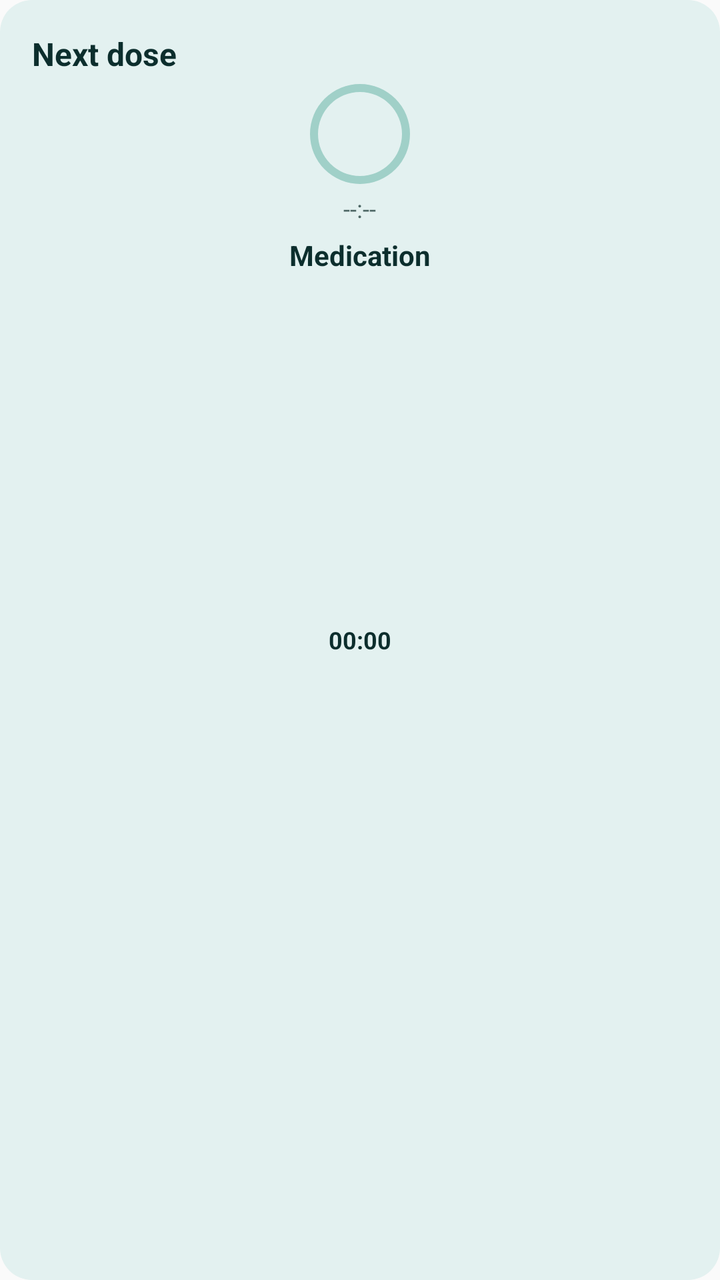
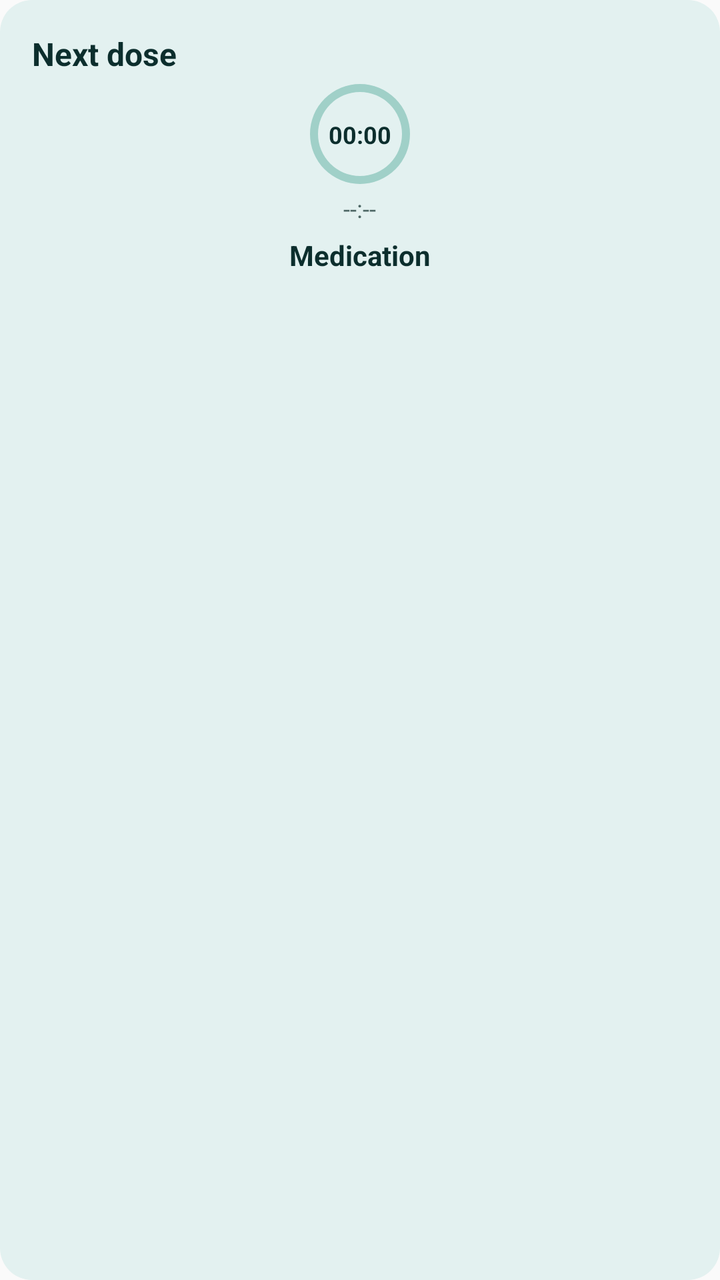

Before-and-after screenshots of an Android layout around one commit, followed by the original layout XML and the change that was made.
<!-- AndroidManifest.xml: application theme AppTheme -->
<!-- res/layout/next_dose_widget.xml -->
<?xml version="1.0" encoding="utf-8"?>
<FrameLayout xmlns:android="http://schemas.android.com/apk/res/android"
    android:id="@+id/widget_root"
    android:layout_width="match_parent"
    android:layout_height="match_parent"
    android:padding="16dp"
    android:background="@drawable/widget_background">

    <TextView
        android:id="@+id/widget_title"
        android:layout_width="wrap_content"
        android:layout_height="wrap_content"
        android:layout_gravity="top|start"
         android:text="Next dose"
         android:textSize="16sp"
         android:textColor="@color/widget_text_primary"
         android:textStyle="bold"
        android:maxLines="2"
        android:ellipsize="end"
        android:breakStrategy="simple" />

    
    <ProgressBar
        android:id="@+id/widget_ring"
        style="@style/ShosWidgetRing"
        android:layout_width="50dp"
        android:layout_height="50dp"
        android:layout_gravity="top|center_horizontal"
        android:layout_marginTop="26dp"
        android:rotation="-90"
        android:max="100" />

    
    <Chronometer
        android:id="@+id/widget_countdown"
        android:layout_width="42dp"
        android:layout_height="wrap_content"
        android:layout_gravity="center"
        android:gravity="center"
        android:textSize="12sp"
        android:textStyle="bold"
        android:textColor="@color/widget_text_primary"
        android:maxLines="1"
        android:autoSizeTextType="uniform"
        android:autoSizeMaxTextSize="12sp"
        android:autoSizeMinTextSize="9sp"
        android:autoSizeStepGranularity="1sp"
        android:clickable="false"
        android:focusable="false" />

    
    <TextView
        android:id="@+id/widget_ring_label"
        android:layout_width="42dp"
        android:layout_height="wrap_content"
        android:layout_gravity="center"
        android:gravity="center"
        android:text=""
        android:textSize="12sp"
        android:textStyle="bold"
        android:maxLines="1"
        android:autoSizeTextType="uniform"
        android:autoSizeMaxTextSize="12sp"
        android:autoSizeMinTextSize="9sp"
        android:autoSizeStepGranularity="1sp" />

    
    <TextView
        android:id="@+id/widget_next_dose"
        android:layout_width="wrap_content"
        android:layout_height="wrap_content"
        android:layout_gravity="top|center_horizontal"
        android:layout_marginTop="80dp"
        android:text="--:--"
        android:textSize="12sp"
        android:textColor="@color/widget_text_muted"
        android:maxLines="1"
        android:ellipsize="end"
        android:breakStrategy="simple" />

    
    <TextView
        android:id="@+id/widget_med_name"
        android:layout_width="match_parent"
        android:layout_height="wrap_content"
        android:layout_gravity="top|center_horizontal"
        android:layout_marginTop="102dp"
        android:gravity="center"
        android:text="Medication"
        android:textSize="14sp"
        android:textStyle="bold"
        android:textColor="@color/widget_text_primary"
        android:maxLines="1"
        android:ellipsize="end"
        android:breakStrategy="simple"
        android:autoSizeTextType="uniform"
        android:autoSizeMaxTextSize="14sp"
        android:autoSizeMinTextSize="11sp"
        android:autoSizeStepGranularity="1sp" />
</FrameLayout>
<!-- resources referenced by this layout -->
<resources>
  <color name="widget_text_muted">#4C6664</color>
  <color name="widget_text_primary">#0C2E2D</color>
  <!-- drawable widget_background (drawable) -->
  <?xml version="1.0" encoding="utf-8"?>
  <shape xmlns:android="http://schemas.android.com/apk/res/android"
      android:shape="rectangle">
      <solid android:color="@color/widget_bg" />
      <corners android:radius="16dp" />
  </shape>
  <style name="ShosWidgetRing" parent="@android:style/Widget.ProgressBar.Horizontal">
          <item name="android:progressDrawable">@drawable/widget_ring</item>
          <item name="android:maxHeight">0dp</item>
          <item name="android:minHeight">0dp</item>
          <item name="android:indeterminateOnly">false</item>
      </style>
  <style name="AppTheme" parent="Theme.AppCompat.Light.DarkActionBar">
          
          <item name="colorPrimary">@color/colorPrimary</item>
          <item name="colorPrimaryDark">@color/colorPrimaryDark</item>
          <item name="colorAccent">@color/colorAccent</item>
          <item name="android:statusBarColor">@android:color/transparent</item>
          <item name="android:navigationBarColor">@android:color/transparent</item>
      </style>
  <color name="widget_bg">#E3F1F0</color>
  <!-- drawable widget_ring (drawable) -->
  <?xml version="1.0" encoding="utf-8"?>
  <layer-list xmlns:android="http://schemas.android.com/apk/res/android">
      <item
          android:id="@android:id/background"
          android:drawable="@drawable/widget_ring_track" />
      <item
          android:id="@android:id/progress"
          android:drawable="@drawable/widget_ring_arc" />
  </layer-list>
  <!-- drawable widget_ring_track (drawable) -->
  <?xml version="1.0" encoding="utf-8"?>
  <shape xmlns:android="http://schemas.android.com/apk/res/android"
      android:shape="ring"
      android:innerRadius="21dp"
      android:thickness="4dp"
      android:useLevel="false">
      <solid android:color="@color/widget_ring_track" />
  </shape>
  <!-- drawable widget_ring_arc (drawable) -->
  <?xml version="1.0" encoding="utf-8"?>
  <shape xmlns:android="http://schemas.android.com/apk/res/android"
      android:shape="ring"
      android:innerRadius="21dp"
      android:thickness="4dp"
      android:useLevel="true">
      <solid android:color="@color/widget_good" />
  </shape>
  <color name="widget_ring_track">#A0D0C8</color>
  <color name="widget_good">#0B6B33</color>
</resources>

<!-- the commit's change to res/layout/next_dose_widget.xml (unified diff, before → after) -->
@@ -35,7 +35,8 @@
         android:id="@+id/widget_countdown"
         android:layout_width="42dp"
         android:layout_height="wrap_content"
-        android:layout_gravity="center"
+        android:layout_gravity="top|center_horizontal"
+        android:layout_marginTop="43dp"
         android:gravity="center"
         android:textSize="12sp"
         android:textStyle="bold"
@@ -53,7 +54,8 @@
         android:id="@+id/widget_ring_label"
         android:layout_width="42dp"
         android:layout_height="wrap_content"
-        android:layout_gravity="center"
+        android:layout_gravity="top|center_horizontal"
+        android:layout_marginTop="43dp"
         android:gravity="center"
         android:text=""
         android:textSize="12sp"
